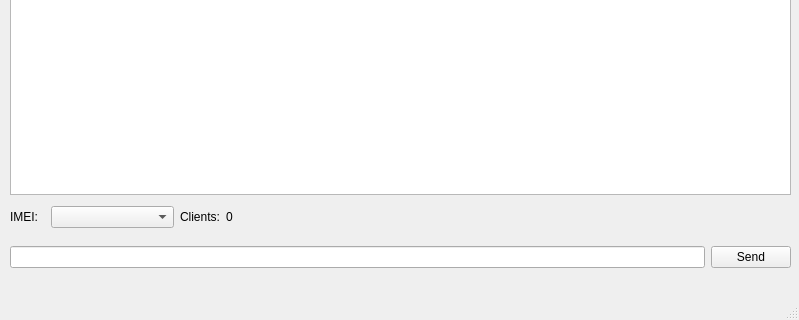
Old version of the form window.ui in the repository BabyZion/server_gain; both pictures show x 0 to 799 and y 336 to 656 of the 799 by 656 pixel window.
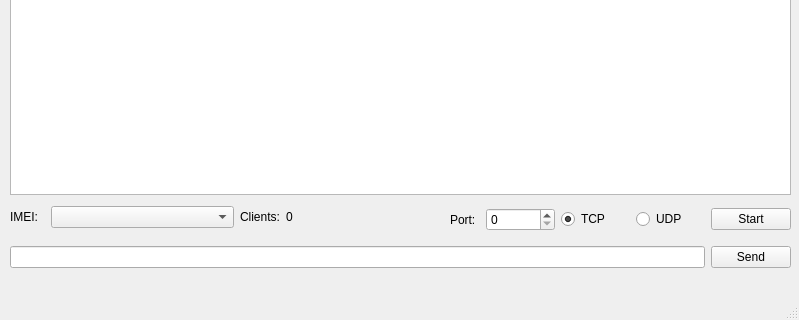
New version of the form.

Commit message: GUI and code changes. Preperation for adding UDP support.

```diff
--- a/window.ui
+++ b/window.ui
@@ -51,7 +51,7 @@
      <rect>
       <x>10</x>
       <y>540</y>
-      <width>241</width>
+      <width>301</width>
       <height>26</height>
      </rect>
     </property>
@@ -106,6 +106,80 @@
      </item>
     </layout>
    </widget>
+   <widget class="QWidget" name="horizontalLayoutWidget">
+    <property name="geometry">
+     <rect>
+      <x>450</x>
+      <y>540</y>
+      <width>341</width>
+      <height>31</height>
+     </rect>
+    </property>
+    <layout class="QHBoxLayout" name="horizontalLayout_3">
+     <item>
+      <widget class="QLabel" name="labelPort">
+       <property name="maximumSize">
+        <size>
+         <width>30</width>
+         <height>16777215</height>
+        </size>
+       </property>
+       <property name="text">
+        <string>Port:</string>
+       </property>
+      </widget>
+     </item>
+     <item>
+      <widget class="QSpinBox" name="spinBox">
+       <property name="frame">
+        <bool>true</bool>
+       </property>
+       <property name="readOnly">
+        <bool>false</bool>
+       </property>
+       <property name="accelerated">
+        <bool>true</bool>
+       </property>
+       <property name="maximum">
+        <number>65535</number>
+       </property>
+      </widget>
+     </item>
+     <item>
+      <widget class="QRadioButton" name="radioButtonTCP">
+       <property name="text">
+        <string>TCP</string>
+       </property>
+       <property name="checked">
+        <bool>true</bool>
+       </property>
+       <attribute name="buttonGroup">
+        <string notr="true">buttonGroup</string>
+       </attribute>
+      </widget>
+     </item>
+     <item>
+      <widget class="QRadioButton" name="radioButtonUDP">
+       <property name="text">
+        <string>UDP</string>
+       </property>
+       <property name="checked">
+        <bool>false</bool>
+       </property>
+       <attribute name="buttonGroup">
+        <string notr="true">buttonGroup</string>
+       </attribute>
+      </widget>
+     </item>
+     <item>
+      <widget class="QPushButton" name="pushButtonStart">
+       <property name="text">
+        <string>Start</string>
+       </property>
+      </widget>
+     </item>
+    </layout>
+   </widget>
   </widget>
   <widget class="QMenuBar" name="menubar">
    <property name="geometry">
```
Left out of the diff: 5 changed lines with no effect on the pictures. The commit also changes 2 other files.
